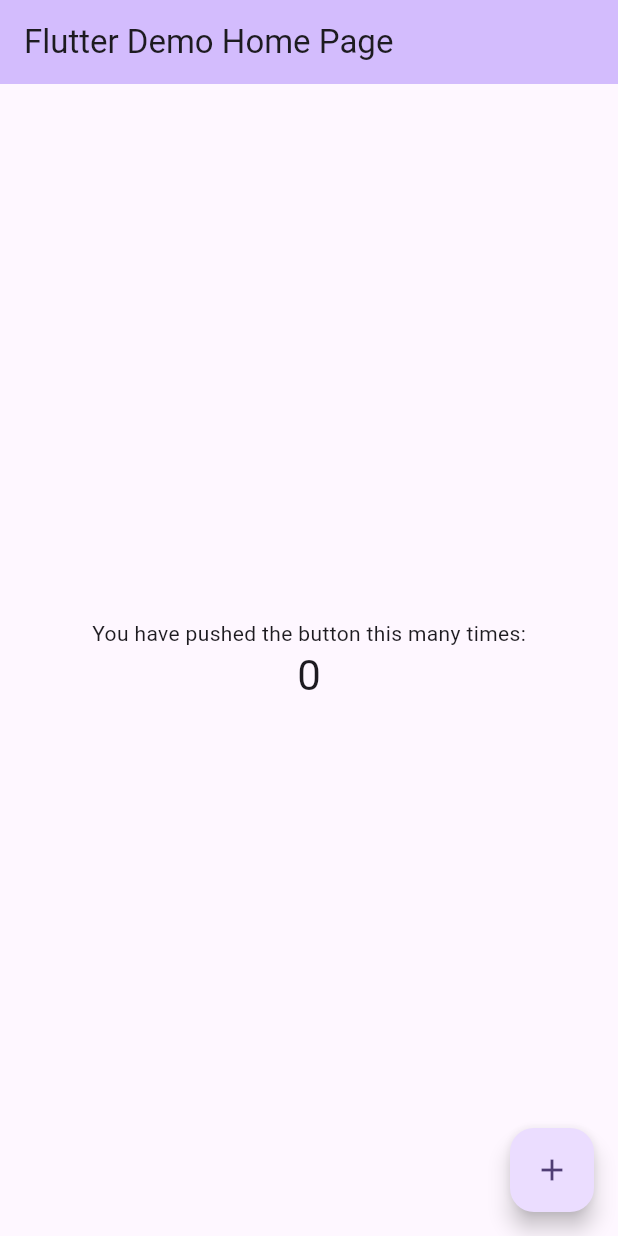
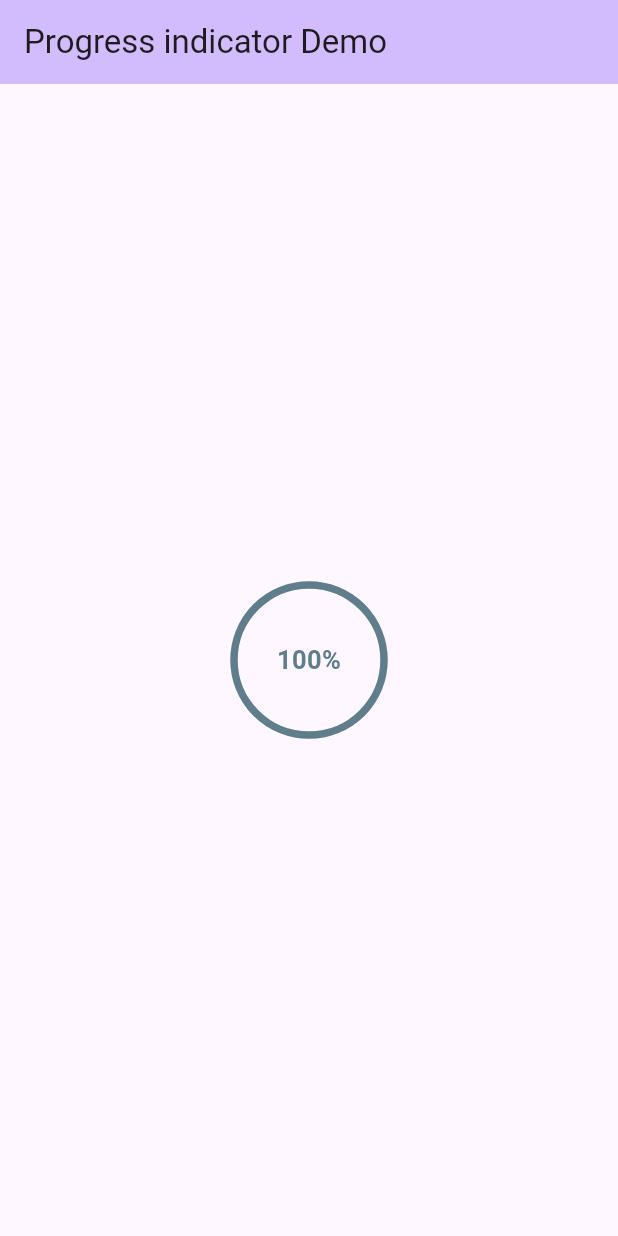
Before and after one commit to marufrobin/custom_loading_ui, a Flutter app: the screen it shows after launch, on a phone screen of 412 x 824 dp. Run offline on Flutter 3.47's test engine with Material 2 defaults, Android fonts, the light colour scheme and no system bars.

Commit message:
custom progress indicator with percentage added

```diff
--- a/lib/main.dart
+++ b/lib/main.dart
@@ -1,3 +1,4 @@
+import 'package:custom_loadin_ui/progress_indicator_with_percentage/progressIndicator.dart';
 import 'package:flutter/material.dart';
 
 void main() {
@@ -13,40 +14,16 @@
     return MaterialApp(
       title: 'Flutter Demo',
       theme: ThemeData(
-        // This is the theme of your application.
-        //
-        // TRY THIS: Try running your application with "flutter run". You'll see
-        // the application has a blue toolbar. Then, without quitting the app,
-        // try changing the seedColor in the colorScheme below to Colors.green
-        // and then invoke "hot reload" (save your changes or press the "hot
-        // reload" button in a Flutter-supported IDE, or press "r" if you used
-        // the command line to start the app).
-        //
-        // Notice that the counter didn't reset back to zero; the application
-        // state is not lost during the reload. To reset the state, use hot
-        // restart instead.
-        //
-        // This works for code too, not just values: Most code changes can be
-        // tested with just a hot reload.
         colorScheme: ColorScheme.fromSeed(seedColor: Colors.deepPurple),
         useMaterial3: true,
       ),
-      home: const MyHomePage(title: 'Flutter Demo Home Page'),
+      home: const MyHomePage(title: 'Progress indicator Demo'),
     );
   }
 }
 
 class MyHomePage extends StatefulWidget {
   const MyHomePage({super.key, required this.title});
-
-  // This widget is the home page of your application. It is stateful, meaning
-  // that it has a State object (defined below) that contains fields that affect
-  // how it looks.
-
-  // This class is the configuration for the state. It holds the values (in this
-  // case the title) provided by the parent (in this case the App widget) and
-  // used by the build method of the State. Fields in a Widget subclass are
-  // always marked "final".
 
   final String title;
 
@@ -55,19 +32,6 @@
 }
 
 class _MyHomePageState extends State<MyHomePage> {
-  int _counter = 0;
-
-  void _incrementCounter() {
-    setState(() {
-      // This call to setState tells the Flutter framework that something has
-      // changed in this State, which causes it to rerun the build method below
-      // so that the display can reflect the updated values. If we changed
-      // _counter without calling setState(), then the build method would not be
-      // called again, and so nothing would appear to happen.
-      _counter++;
-    });
-  }
-
   @override
   Widget build(BuildContext context) {
     // This method is rerun every time setState is called, for instance as done
@@ -77,49 +41,12 @@
     // fast, so that you can just rebuild anything that needs updating rather
     // than having to individually change instances of widgets.
     return Scaffold(
-      appBar: AppBar(
-        // TRY THIS: Try changing the color here to a specific color (to
-        // Colors.amber, perhaps?) and trigger a hot reload to see the AppBar
-        // change color while the other colors stay the same.
-        backgroundColor: Theme.of(context).colorScheme.inversePrimary,
-        // Here we take the value from the MyHomePage object that was created by
-        // the App.build method, and use it to set our appbar title.
-        title: Text(widget.title),
-      ),
-      body: Center(
-        // Center is a layout widget. It takes a single child and positions it
-        // in the middle of the parent.
-        child: Column(
-          // Column is also a layout widget. It takes a list of children and
-          // arranges them vertically. By default, it sizes itself to fit its
-          // children horizontally, and tries to be as tall as its parent.
-          //
-          // Column has various properties to control how it sizes itself and
-          // how it positions its children. Here we use mainAxisAlignment to
-          // center the children vertically; the main axis here is the vertical
-          // axis because Columns are vertical (the cross axis would be
-          // horizontal).
-          //
-          // TRY THIS: Invoke "debug painting" (choose the "Toggle Debug Paint"
-          // action in the IDE, or press "p" in the console), to see the
-          // wireframe for each widget.
-          mainAxisAlignment: MainAxisAlignment.center,
-          children: <Widget>[
-            const Text(
-              'You have pushed the button this many times:',
-            ),
-            Text(
-              '$_counter',
-              style: Theme.of(context).textTheme.headlineMedium,
-            ),
-          ],
+        appBar: AppBar(
+          backgroundColor: Theme.of(context).colorScheme.inversePrimary,
+          title: Text(widget.title),
         ),
-      ),
-      floatingActionButton: FloatingActionButton(
-        onPressed: _incrementCounter,
-        tooltip: 'Increment',
-        child: const Icon(Icons.add),
-      ), // This trailing comma makes auto-formatting nicer for build methods.
-    );
+        body: Center(
+          child: ProgressIndicatorWithPercentage(color: Colors.blueGrey),
+        ));
   }
 }
--- /dev/null
+++ b/lib/progress_indicator_with_percentage/progressIndicator.dart
@@ -0,0 +1,91 @@
+import 'dart:math';
+
+import 'package:flutter/material.dart';
+
+
+class ProgressIndicatorWithPercentage extends StatefulWidget {
+  final Color color;
+  const ProgressIndicatorWithPercentage({
+    required this.color,
+    Key? key,
+  }) : super(key: key);
+
+  @override
+  State<ProgressIndicatorWithPercentage> createState() => _ProgressIndicatorState();
+}
+
+class _ProgressIndicatorState extends State<ProgressIndicatorWithPercentage>
+    with SingleTickerProviderStateMixin {
+  late AnimationController animationController;
+  late Animation<double> indicatorAnimation;
+
+  @override
+  void initState() {
+    animationController = AnimationController(
+      vsync: this,
+      duration: const Duration(seconds: 5),
+    );
+    indicatorAnimation =
+        Tween<double>(begin: 0, end: 100).animate(animationController)
+          ..addListener(() {
+            setState(() {
+              value = indicatorAnimation.value;
+            });
+          });
+    animationController.forward();
+    super.initState();
+  }
+
+  double value = 0;
+  @override
+  Widget build(BuildContext context) {
+    return Container(
+      width: 100,
+      height: 100,
+      child: CustomPaint(
+          foregroundPainter: SpinnerPainter(
+              value: indicatorAnimation.value, color: widget.color),
+          child: Center(
+            child: Text(
+              '${value.floor().toString()}%',
+              style: TextStyle(
+                  color: widget.color,
+                  fontSize: 17,
+                  fontWeight: FontWeight.w600),
+            ),
+          )),
+    );
+  }
+}
+
+class SpinnerPainter extends CustomPainter {
+  double value;
+  Color color;
+  SpinnerPainter({
+    required this.value,
+    required this.color,
+  });
+
+  @override
+  void paint(Canvas canvas, Size size) {
+    final outlinePaint = Paint()
+      ..color = color.withOpacity(0.1)
+      ..strokeWidth = 5
+      ..strokeCap = StrokeCap.round
+      ..style = PaintingStyle.stroke;
+
+    final linePaint = Paint()
+      ..color = color
+      ..strokeWidth = 5
+      ..strokeCap = StrokeCap.round
+      ..style = PaintingStyle.stroke;
+
+    Offset center = Offset(size.width / 2, size.height / 2);
+    Rect rect = Rect.fromCircle(center: center, radius: size.height / 2);
+    canvas.drawArc(rect, pi * 1.5, 2 * pi * (value / 100), false, linePaint);
+    canvas.drawCircle(center, size.width / 2, outlinePaint);
+  }
+
+  @override
+  bool shouldRepaint(covariant CustomPainter oldDelegate) => false;
+}
```
